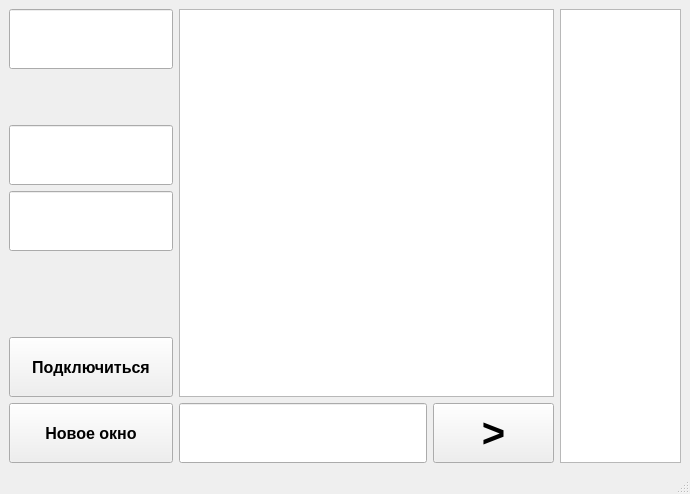
The window that my_client/mainwindow.ui (xzbey/TcpChat) describes before a commit, drawn with Qt 5.
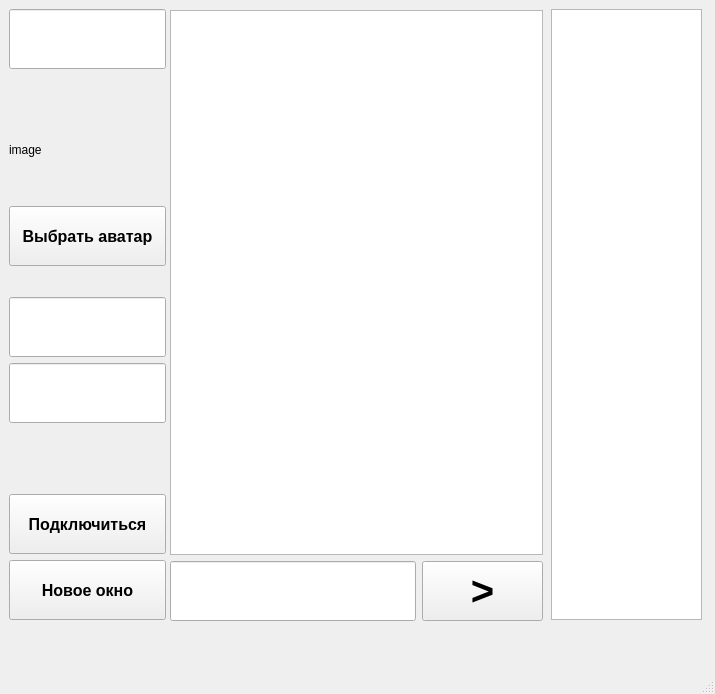
The same window after the commit.

```diff
--- a/my_client/mainwindow.ui
+++ b/my_client/mainwindow.ui
@@ -6,8 +6,8 @@
    <rect>
     <x>0</x>
     <y>0</y>
-    <width>690</width>
-    <height>494</height>
+    <width>715</width>
+    <height>694</height>
    </rect>
   </property>
   <property name="minimumSize">
@@ -20,8 +20,44 @@
    <string>MainWindow</string>
   </property>
   <widget class="QWidget" name="centralwidget">
-   <layout class="QGridLayout" name="gridLayout">
-    <item row="0" column="0">
+   <widget class="QListWidget" name="userList">
+    <property name="geometry">
+     <rect>
+      <x>551</x>
+      <y>9</y>
+      <width>151</width>
+      <height>611</height>
+     </rect>
+    </property>
+    <property name="minimumSize">
+     <size>
+      <width>151</width>
+      <height>200</height>
+     </size>
+    </property>
+    <property name="maximumSize">
+     <size>
+      <width>121</width>
+      <height>9999999</height>
+     </size>
+    </property>
+    <property name="font">
+     <font>
+      <pointsize>12</pointsize>
+      <italic>false</italic>
+      <bold>true</bold>
+     </font>
+    </property>
+   </widget>
+   <widget class="QWidget" name="">
+    <property name="geometry">
+     <rect>
+      <x>9</x>
+      <y>9</y>
+      <width>157</width>
+      <height>611</height>
+     </rect>
+    </property>
      <layout class="QVBoxLayout" name="verticalLayout_3">
       <item>
        <widget class="QLineEdit" name="name">
@@ -44,6 +80,63 @@
         </property>
        </widget>
       </item>
+     <item>
+      <spacer name="verticalSpacer_4">
+       <property name="orientation">
+        <enum>Qt::Orientation::Vertical</enum>
+       </property>
+       <property name="sizeHint" stdset="0">
+        <size>
+         <width>20</width>
+         <height>40</height>
+        </size>
+       </property>
+      </spacer>
+     </item>
+     <item>
+      <widget class="QLabel" name="avatar_label">
+       <property name="sizePolicy">
+        <sizepolicy hsizetype="Preferred" vsizetype="Preferred">
+         <horstretch>25</horstretch>
+         <verstretch>25</verstretch>
+        </sizepolicy>
+       </property>
+       <property name="minimumSize">
+        <size>
+         <width>100</width>
+         <height>100</height>
+        </size>
+       </property>
+       <property name="maximumSize">
+        <size>
+         <width>164</width>
+         <height>164</height>
+        </size>
+       </property>
+       <property name="text">
+        <string>image</string>
+       </property>
+      </widget>
+     </item>
+     <item>
+      <widget class="QPushButton" name="select_avatar">
+       <property name="minimumSize">
+        <size>
+         <width>151</width>
+         <height>60</height>
+        </size>
+       </property>
+       <property name="font">
+        <font>
+         <pointsize>12</pointsize>
+         <bold>true</bold>
+        </font>
+       </property>
+       <property name="text">
+        <string>Выбрать аватар</string>
+       </property>
+      </widget>
+     </item>
       <item>
        <spacer name="verticalSpacer_2">
         <property name="orientation">
@@ -172,8 +265,16 @@
        </layout>
       </item>
      </layout>
-    </item>
-    <item row="0" column="1">
+   </widget>
+   <widget class="QWidget" name="">
+    <property name="geometry">
+     <rect>
+      <x>170</x>
+      <y>10</y>
+      <width>373</width>
+      <height>611</height>
+     </rect>
+    </property>
      <layout class="QVBoxLayout" name="verticalLayout_4">
       <item>
        <widget class="QTextBrowser" name="chat">
@@ -239,31 +340,7 @@
        </layout>
       </item>
      </layout>
-    </item>
-    <item row="0" column="2">
-     <widget class="QListWidget" name="userList">
-      <property name="minimumSize">
-       <size>
-        <width>121</width>
-        <height>441</height>
-       </size>
-      </property>
-      <property name="maximumSize">
-       <size>
-        <width>121</width>
-        <height>9999999</height>
-       </size>
-      </property>
-      <property name="font">
-       <font>
-        <pointsize>12</pointsize>
-        <italic>false</italic>
-        <bold>true</bold>
-       </font>
-      </property>
-     </widget>
-    </item>
-   </layout>
+   </widget>
   </widget>
   <widget class="QMenuBar" name="menubar">
    <property name="geometry">
```
Left out of the diff: 2 changed lines with no effect on the pictures. Lines whose indentation alone changed are shown as unchanged.
